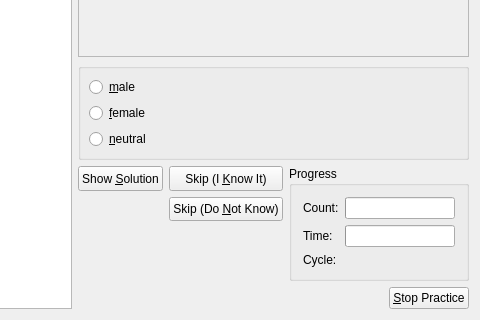
Old version of the form src/practiceold/ArtQueryDlgForm.ui in the repository KDE/parley; both pictures show x 330 to 810 and y 109 to 429 of the 810 by 429 pixel window.
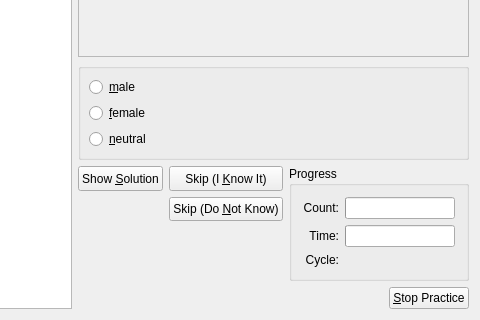
New version of the form.

Commit message: make some dialog labels right aligned

```diff
--- a/src/practiceold/ArtQueryDlgForm.ui
+++ b/src/practiceold/ArtQueryDlgForm.ui
@@ -153,6 +153,9 @@
             <property name="text" >
              <string>Count:</string>
             </property>
+            <property name="alignment" >
+             <set>Qt::AlignRight|Qt::AlignTrailing|Qt::AlignVCenter</set>
+            </property>
            </widget>
           </item>
           <item row="1" column="0" >
@@ -166,6 +169,9 @@
             <property name="text" >
              <string>Time:</string>
             </property>
+            <property name="alignment" >
+             <set>Qt::AlignRight|Qt::AlignTrailing|Qt::AlignVCenter</set>
+            </property>
            </widget>
           </item>
           <item row="2" column="0" >
@@ -182,6 +188,9 @@
             <property name="text" >
              <string>Cycle:</string>
             </property>
+            <property name="alignment" >
+             <set>Qt::AlignRight|Qt::AlignTrailing|Qt::AlignVCenter</set>
+            </property>
            </widget>
           </item>
           <item row="2" column="1" >
```
The commit also changes 15 other files.
